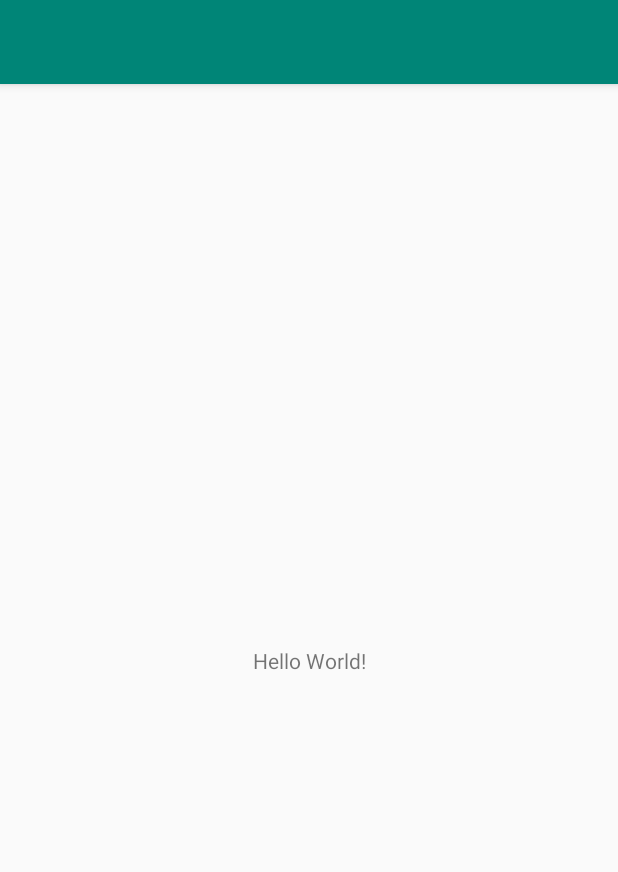
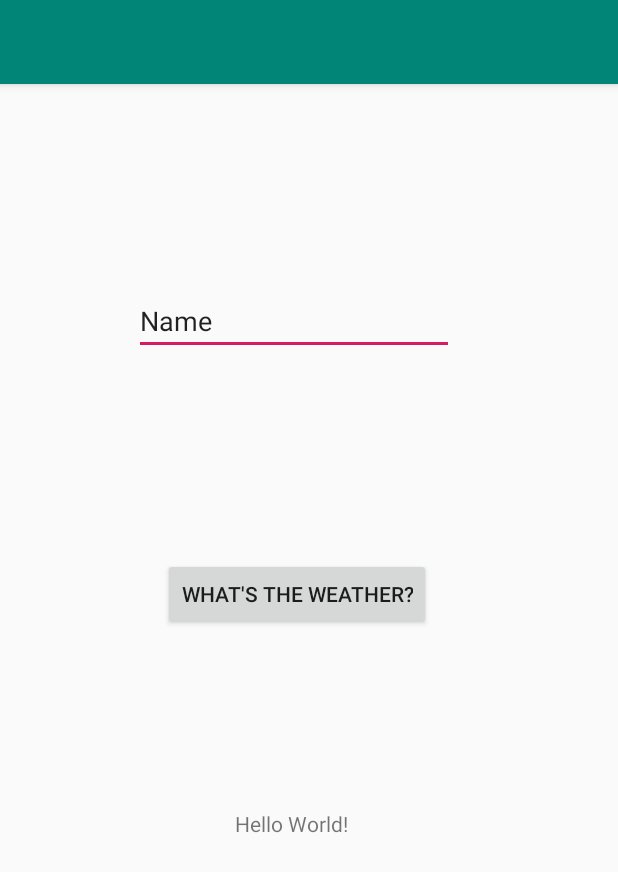
Before and after one commit to ruspatel/AndroidPlayground, an Android app: the screen it shows after launch (MainActivity), on a phone screen of 412 x 824 dp. Shown: the top 872 px of the screen. Run offline under Robolectric (Android 15) with nearby library versions, the light colour scheme and no system bars.

Commit message:
added textview and edit text

```diff
--- a/Weather-App/app/src/main/java/com/example/weather_app/MainActivity.java
+++ b/Weather-App/app/src/main/java/com/example/weather_app/MainActivity.java
@@ -3,6 +3,8 @@ package com.example.weather_app;
 import android.os.AsyncTask;
 import android.os.Bundle;
 import android.util.Log;
+import android.view.View;
+import android.widget.EditText;
 import android.widget.TextView;
 
 import androidx.appcompat.app.AppCompatActivity;
@@ -19,6 +21,30 @@ import java.net.URL;
 public class MainActivity extends AppCompatActivity {
 
     TextView temperatureView;
+    EditText placeText;
+
+    @Override
+    protected void onCreate(Bundle savedInstanceState) {
+        super.onCreate(savedInstanceState);
+        setContentView(R.layout.activity_main);
+
+        temperatureView = findViewById(R.id.temperatureView);
+        placeText = findViewById(R.id.placeText);
+
+
+    }
+
+    public void getWeather (View view) {
+
+        try {
+
+            DownloadTask task = new DownloadTask();
+            task.execute("http://api.openweathermap.org/data/2.5/weather?q=" + placeText.getText().toString() + "&units=metric&APPID=bf58619abfa156050b2f8b2cf2f40f6e");
+        }catch (Exception e){
+            e.printStackTrace();
+        }
+
+    }
 
 
     //Async task - runs on background thread
@@ -93,16 +119,4 @@ public class MainActivity extends AppCompatActivity {
         }
     }
 
-    @Override
-    protected void onCreate(Bundle savedInstanceState) {
-        super.onCreate(savedInstanceState);
-        setContentView(R.layout.activity_main);
-
-        temperatureView = findViewById(R.id.temperatureView);
-
-        DownloadTask task = new DownloadTask();
-//        task.execute("http://samples.openweathermap.org/data/2.5/weather?q=London,uk&appid=b1b15e88fa797225412429c1c50c122a1");
-        task.execute("http://api.openweathermap.org/data/2.5/weather?q=Toronto,Canada&units=metric&APPID=bf58619abfa156050b2f8b2cf2f40f6e");
-
-    }
 }
--- a/Weather-App/app/src/main/res/layout/activity_main.xml
+++ b/Weather-App/app/src/main/res/layout/activity_main.xml
@@ -12,8 +12,35 @@
         android:layout_height="wrap_content"
         android:text="Hello World!"
         app:layout_constraintBottom_toBottomOf="parent"
+        app:layout_constraintHorizontal_bias="0.466"
         app:layout_constraintLeft_toLeftOf="parent"
         app:layout_constraintRight_toRightOf="parent"
+        app:layout_constraintTop_toTopOf="parent"
+        app:layout_constraintVertical_bias="0.646" />
+
+    <Button
+        android:id="@+id/weatherButton"
+        android:layout_width="wrap_content"
+        android:layout_height="wrap_content"
+        android:layout_marginBottom="404dp"
+        android:onClick="getWeather"
+        android:text="What's the Weather?"
+        app:layout_constraintBottom_toBottomOf="parent"
+        app:layout_constraintEnd_toEndOf="parent"
+        app:layout_constraintHorizontal_bias="0.466"
+        app:layout_constraintStart_toStartOf="parent" />
+
+    <EditText
+        android:id="@+id/placeText"
+        android:layout_width="wrap_content"
+        android:layout_height="wrap_content"
+        android:ems="10"
+        android:inputType="textPersonName"
+        android:text="Name"
+        app:layout_constraintBottom_toTopOf="@+id/weatherButton"
+        app:layout_constraintEnd_toEndOf="parent"
+        app:layout_constraintHorizontal_bias="0.45"
+        app:layout_constraintStart_toStartOf="parent"
         app:layout_constraintTop_toTopOf="parent" />
 
 </androidx.constraintlayout.widget.ConstraintLayout>
```
